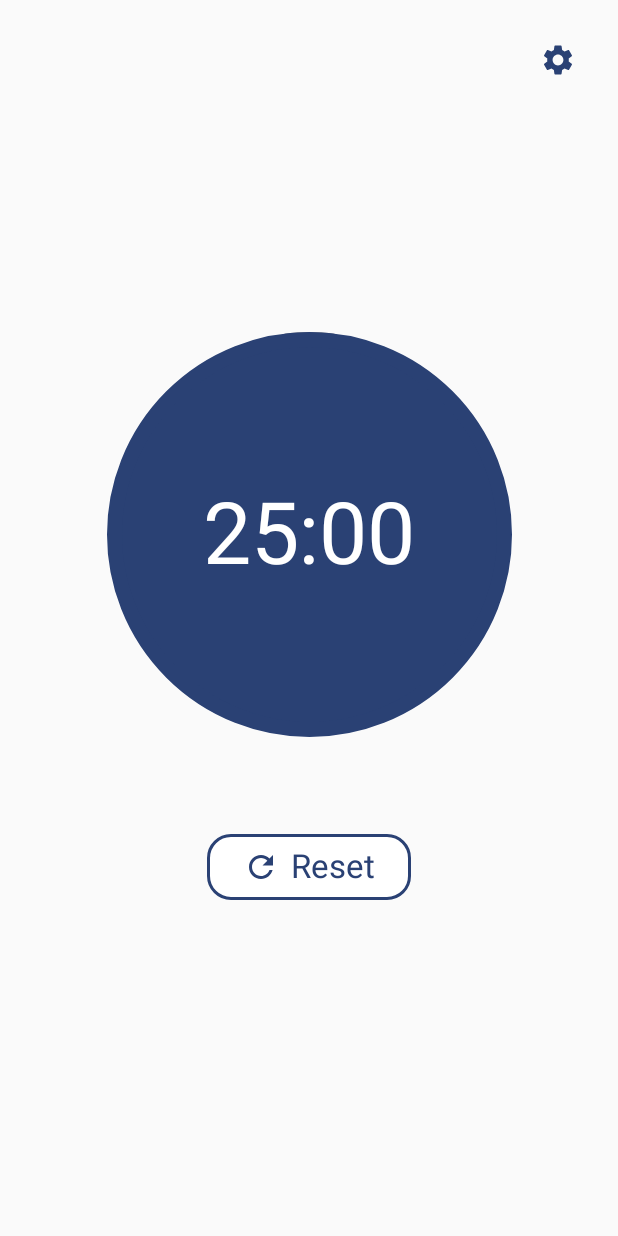
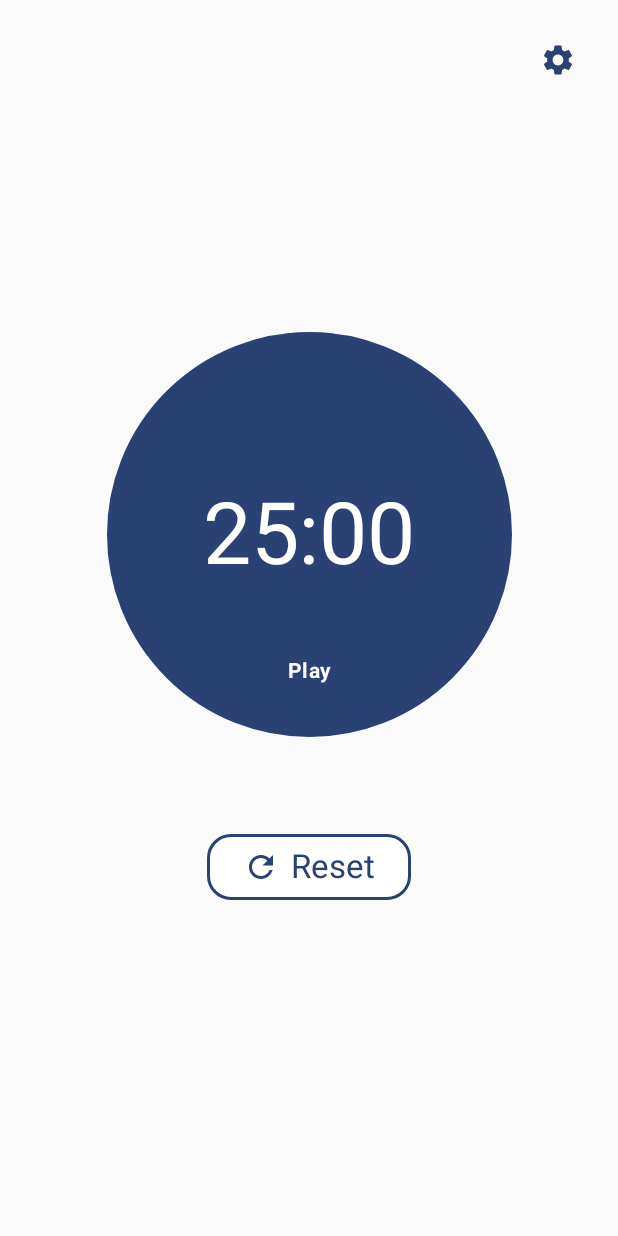
Before and after one commit to LaurentVrevin/Pomodoro, an Android app built with Jetpack Compose: the MainActivity screen opened directly, with no data from a screen before it, on a phone screen of 412 x 824 dp. Run offline under Robolectric (Android 15) with nearby library versions, the light colour scheme and no system bars.

Commit message:
add label pause and play at button

```diff
--- a/app/src/main/java/com/laurentvrevin/pomodoro/presentation/screens/PomodoroScreen.kt
+++ b/app/src/main/java/com/laurentvrevin/pomodoro/presentation/screens/PomodoroScreen.kt
@@ -9,6 +9,8 @@ import androidx.compose.foundation.layout.Spacer
 import androidx.compose.foundation.layout.fillMaxSize
 import androidx.compose.foundation.layout.height
 import androidx.compose.foundation.layout.padding
+import androidx.compose.foundation.layout.paddingFromBaseline
+
 import androidx.compose.foundation.layout.size
 import androidx.compose.material.icons.Icons
 import androidx.compose.material.icons.filled.Refresh
@@ -21,11 +23,13 @@ import androidx.compose.material3.IconButton
 import androidx.compose.material3.MaterialTheme
 import androidx.compose.material3.Text
 import androidx.compose.runtime.Composable
+
 import androidx.compose.runtime.collectAsState
 import androidx.compose.runtime.getValue
 import androidx.compose.ui.Alignment
 import androidx.compose.ui.Modifier
 import androidx.compose.ui.graphics.Color
+import androidx.compose.ui.text.font.FontWeight
 import androidx.compose.ui.unit.dp
 import com.laurentvrevin.pomodoro.presentation.viewmodel.PomodoroViewModel
 import com.laurentvrevin.pomodoro.utils.formatTime
@@ -36,6 +40,7 @@ fun PomodoroScreen(pomodoroViewModel: PomodoroViewModel){
     val progress by pomodoroViewModel.progress.collectAsState()
     val worktime by pomodoroViewModel.worktime.collectAsState()
     val isRunning by pomodoroViewModel.isRunning.collectAsState()
+    var labelPushPlayPause = if (isRunning) "Pause" else "Play"
 
     Box(
         modifier = Modifier
@@ -81,9 +86,31 @@ fun PomodoroScreen(pomodoroViewModel: PomodoroViewModel){
                         .size(250.dp),
                     colors = ButtonDefaults.buttonColors(containerColor = MaterialTheme.colorScheme.primary)
                 ) {
-                    Text(text = formatTime(worktime), style = MaterialTheme.typography.displayLarge)
+                    Box(
+                        modifier = Modifier.fillMaxSize(),
+                        contentAlignment = Alignment.Center
+                    ) {
+                        Text(
+                            text = formatTime(worktime),
+                            style = MaterialTheme.typography.displayLarge,
+                            modifier = Modifier.align(Alignment.Center)
+                        )
+
+                        // Texte "Play" ou "Pause" en bas du bouton
+                        Text(
+                            text = labelPushPlayPause,
+                            style = MaterialTheme.typography.bodyMedium,
+                            fontWeight = FontWeight.Bold,
+                            color = Color.White,
+                            modifier = Modifier
+                                .align(Alignment.BottomCenter)
+                                .padding(0.dp, 0.dp, 0.dp, 16.dp)
+                        )
+                    }
                 }
+
             }
+
             Spacer(modifier = Modifier.height(32.dp))
 
             Button(onClick = {
@@ -113,5 +140,4 @@ fun PomodoroScreen(pomodoroViewModel: PomodoroViewModel){
 
         }
     }
-
 }
```
